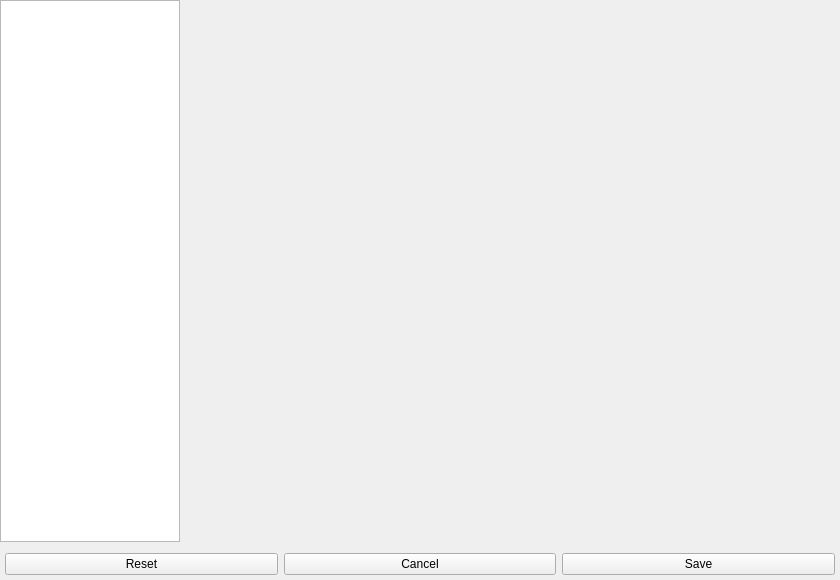
This is nowplaying/resources/ui/settings.ui in whatsnowplaying/whats-now-playing as Qt 5 draws it before an edit. The edited form follows.
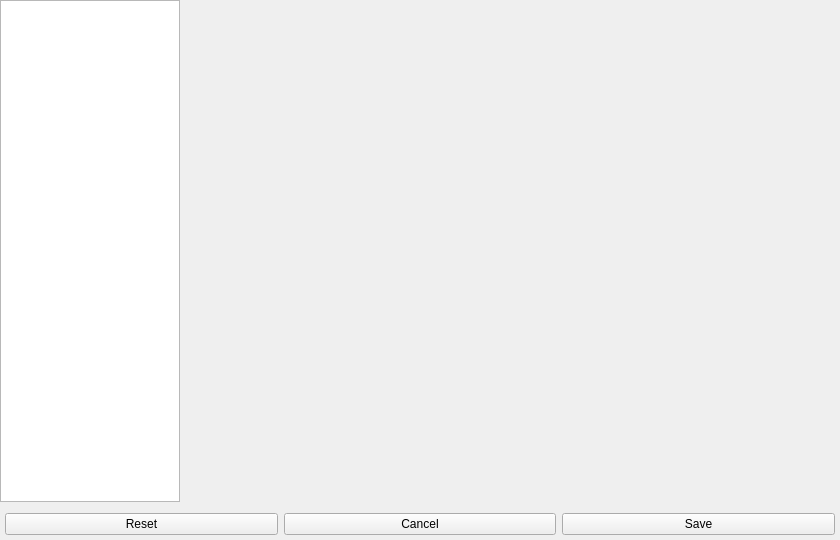
This is the edited form.

Commit message:
Open settings at 540 high instead of 580 (#1874)
The dialog's minimum is 790x539 but it opened at 840x580, so on a 1200x600
screen it appeared taller than the space available even though it could
already have fitted.  540 is the tightest legal default.

Adds a CLAUDE.md rule with the measurement, since the default and the
minimum are separate numbers and only the minimum is obvious from the code.

Patch:
```diff
--- a/nowplaying/resources/ui/settings.ui
+++ b/nowplaying/resources/ui/settings.ui
@@ -7,7 +7,7 @@
     <x>0</x>
     <y>0</y>
     <width>840</width>
-    <height>580</height>
+    <height>540</height>
    </rect>
   </property>
   <property name="windowTitle">
```
The commit also changes 1 other file.
